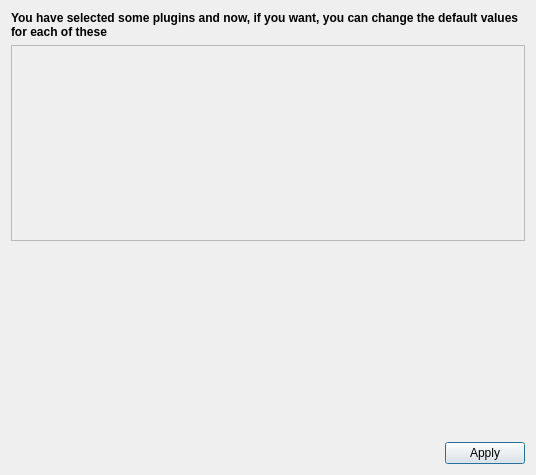
Qt form ui/initPluginsProperties.ui (slux83/visual-netkit) before a commit.
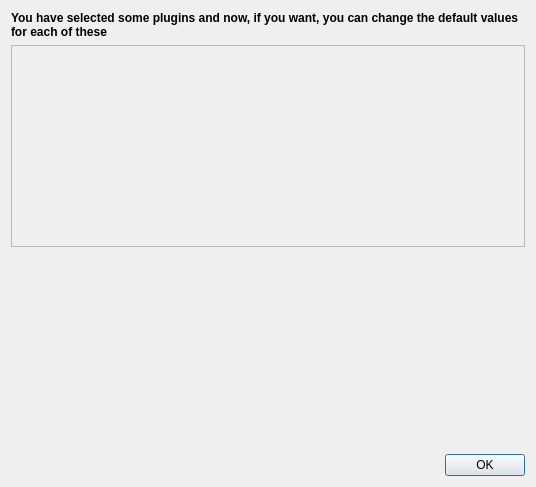
The same form after that commit.

Commit message: Save properties in UI box

What changed in the file:
```diff
--- a/ui/initPluginsProperties.ui
+++ b/ui/initPluginsProperties.ui
@@ -6,7 +6,7 @@
     <x>0</x>
     <y>0</y>
     <width>536</width>
-    <height>475</height>
+    <height>487</height>
    </rect>
   </property>
   <property name="windowTitle" >
@@ -64,7 +64,7 @@
       <enum>Qt::Horizontal</enum>
      </property>
      <property name="standardButtons" >
-      <set>QDialogButtonBox::Apply</set>
+      <set>QDialogButtonBox::Ok</set>
      </property>
     </widget>
    </item>
```
Left out of the diff: 19 changed lines with no effect on the pictures. The commit also changes 2 other files.
